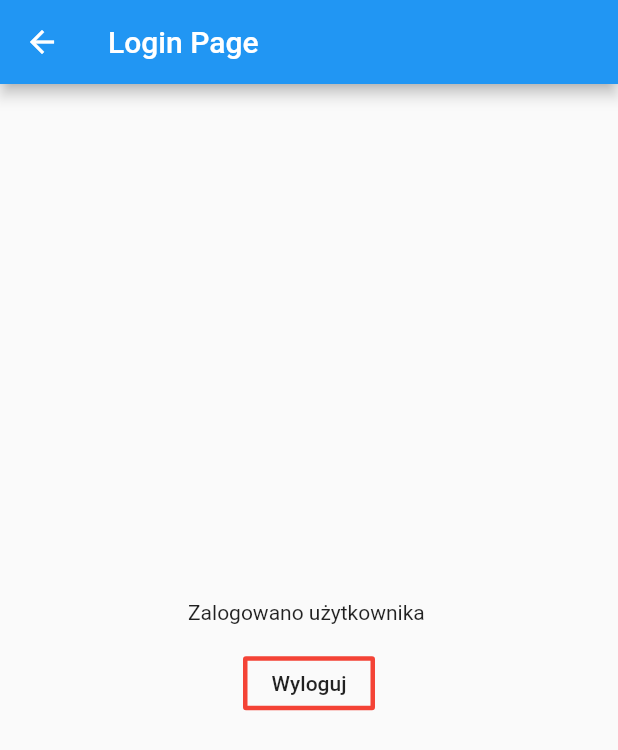
After one commit to Reinmar92/test_repo, a Flutter app: the LoginPage screen opened by its route, on a phone screen of 412 x 824 dp. The commit adds this screen. Shown: the top 750 px of the screen. Run offline on Flutter 3.47's test engine with Material 2 defaults, Android fonts, the phone set to English and light mode, and no system bars; our stand-ins replace bloc, equatable, firebase_auth, flutter_bloc; accounts and stored records are empty.

Commit message:
Firebase SMS Login

```diff
--- /dev/null
+++ b/test_login/lib/login_page.dart
@@ -0,0 +1,60 @@
+import 'package:flutter/material.dart';
+import 'package:firebase_auth/firebase_auth.dart';
+
+class LoginPage  extends StatefulWidget {
+  const LoginPage ({Key key}) : super(key: key);
+
+  @override
+  _LoginPageState createState() => _LoginPageState();
+}
+
+class _LoginPageState extends State<LoginPage> {
+
+  String uid='';
+  getUid(){}
+
+  @override
+  void initState(){
+    this.uid='';
+    FirebaseAuth.instance.currentUser().then((val){
+      setState(() {
+       this.uid=val.uid;
+      });
+    }).catchError((e){
+      print(e);
+    });
+    super.initState();
+  }
+
+  @override
+  Widget build(BuildContext context) {
+    return new Scaffold(
+      appBar: new AppBar(
+        title: new Text ("Login Page"),
+
+      ),
+      body: Center(
+        child: Container(
+          child: new Column(
+            mainAxisAlignment: MainAxisAlignment.center,
+            children: <Widget>[
+              new Text('Zalogowano użytkownika $uid'),
+              SizedBox(height: 15.0,
+              ),
+              new OutlineButton(
+                borderSide: BorderSide(color: Colors.red, style: BorderStyle.solid, width: 3.0),
+                child: Text('Wyloguj'),
+                onPressed: (){
+                  FirebaseAuth.instance.signOut().then((action){
+                    Navigator.of(context).pushReplacementNamed('/landingpage');
+                  }).catchError((e){
+                    print(e);
+                  });
+                },
+              )
+            ],
+          ),
+        ),),
+    );
+  }
+}
--- a/test_login/pubspec.yaml
+++ b/test_login/pubspec.yaml
@@ -19,10 +19,13 @@ environment:
 dependencies:
   flutter:
     sdk: flutter
+  cloud_firestore: ^0.12.9+4
 
   # The following adds the Cupertino Icons font to your application.
   # Use with the CupertinoIcons class for iOS style icons.
   cupertino_icons: ^0.1.2
+
+  firebase_auth: ^0.14.0+5
 
 dev_dependencies:
   flutter_test:
```
Also changed, not shown: test_login/lib/main.dart (+103 -75 lines), test_login/pubspec.lock, 3 other files.
